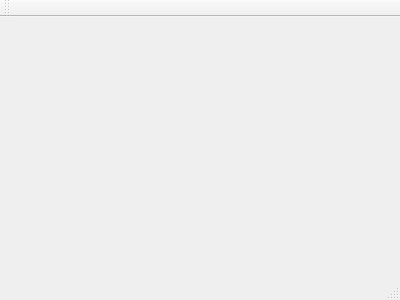
Qt form GUI/mainwindow.ui (SignalCraft/SignalCraft-Designer) before a commit.
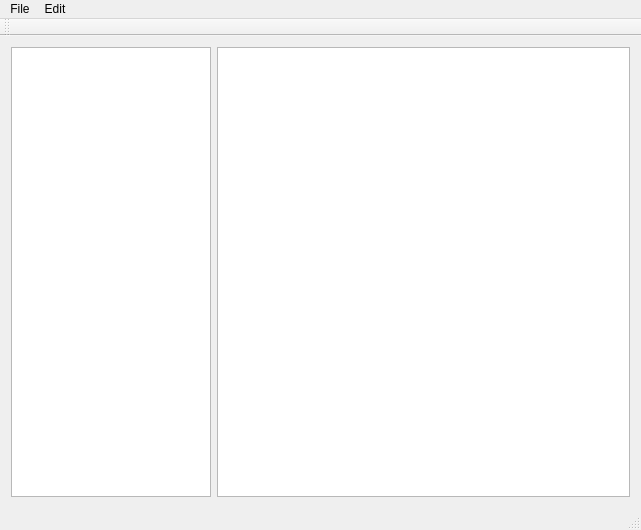
The same form after that commit. Custom widgets are drawn as their Qt base class.

Diff of the .ui file:
```diff
--- a/GUI/mainwindow.ui
+++ b/GUI/mainwindow.ui
@@ -1,24 +1,83 @@
 <ui version="4.0">
  <class>MainWindow</class>
- <widget class="QMainWindow" name="MainWindow" >
-  <property name="geometry" >
+ <widget class="QMainWindow" name="MainWindow">
+  <property name="geometry">
    <rect>
     <x>0</x>
     <y>0</y>
-    <width>400</width>
-    <height>300</height>
+    <width>641</width>
+    <height>530</height>
    </rect>
   </property>
   <property name="windowTitle" >
    <string>MainWindow</string>
   </property>
-  <widget class="QMenuBar" name="menuBar" />
-  <widget class="QToolBar" name="mainToolBar" />
-  <widget class="QWidget" name="centralWidget" />
-  <widget class="QStatusBar" name="statusBar" />
+  <widget class="QWidget" name="centralWidget">
+   <layout class="QHBoxLayout" name="horizontalLayout_2">
+    <item>
+     <widget class="QListWidget" name="listWidget">
+      <property name="minimumSize">
+       <size>
+        <width>200</width>
+        <height>0</height>
+       </size>
+      </property>
+      <property name="maximumSize">
+       <size>
+        <width>200</width>
+        <height>16777215</height>
+       </size>
+      </property>
+      <property name="viewMode">
+       <enum>QListView::IconMode</enum>
+      </property>
+     </widget>
+    </item>
+    <item>
+     <widget class="MyGraphicsView" name="graphicsView"/>
+    </item>
+   </layout>
+  </widget>
+  <widget class="QMenuBar" name="menuBar">
+   <property name="geometry">
+    <rect>
+     <x>0</x>
+     <y>0</y>
+     <width>641</width>
+     <height>21</height>
+    </rect>
+   </property>
+   <widget class="QMenu" name="menuJollyLab">
+    <property name="title">
+     <string>File</string>
+    </property>
+   </widget>
+   <widget class="QMenu" name="menuJollyLab2">
+    <property name="title">
+     <string>Edit</string>
+    </property>
+   </widget>
+   <addaction name="menuJollyLab"/>
+   <addaction name="menuJollyLab2"/>
+  </widget>
+  <widget class="QToolBar" name="mainToolBar">
+   <attribute name="toolBarArea">
+    <enum>TopToolBarArea</enum>
+   </attribute>
+   <attribute name="toolBarBreak">
+    <bool>false</bool>
+   </attribute>
+  </widget>
+  <widget class="QStatusBar" name="statusBar"/>
  </widget>
- <layoutDefault spacing="6" margin="11" />
- <pixmapfunction></pixmapfunction>
+ <layoutdefault spacing="6" margin="11"/>
+ <customwidgets>
+  <customwidget>
+   <class>MyGraphicsView</class>
+   <extends>QGraphicsView</extends>
+   <header>mygraphicsview.h</header>
+  </customwidget>
+ </customwidgets>
  <resources/>
  <connections/>
 </ui>
```
Left out of the diff: 3 changed lines with no effect on the pictures.
